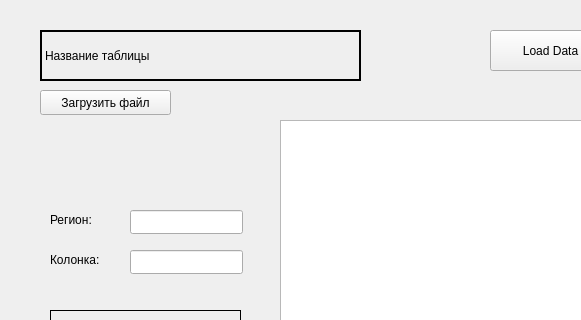
This is mainwindow.ui in KriptYashka/QT_Metric as Qt 5 draws it before an edit; both pictures show x 0 to 581 and y 0 to 320 of the 800 by 585 pixel window. The edited form follows.
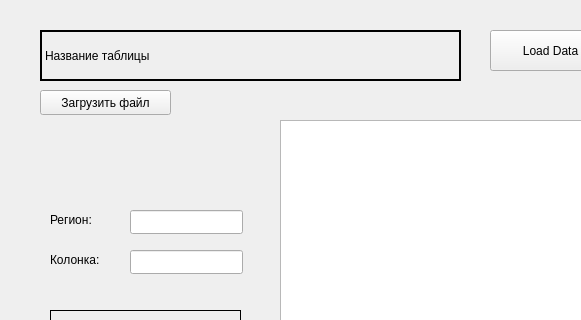
This is the edited form.

Commit message: Исправление ошибки колонок

Diff of the .ui file:
```diff
--- a/mainwindow.ui
+++ b/mainwindow.ui
@@ -45,7 +45,7 @@
      <rect>
       <x>40</x>
       <y>30</y>
-      <width>321</width>
+      <width>421</width>
       <height>51</height>
      </rect>
     </property>
```
The commit also changes 2 other files.
